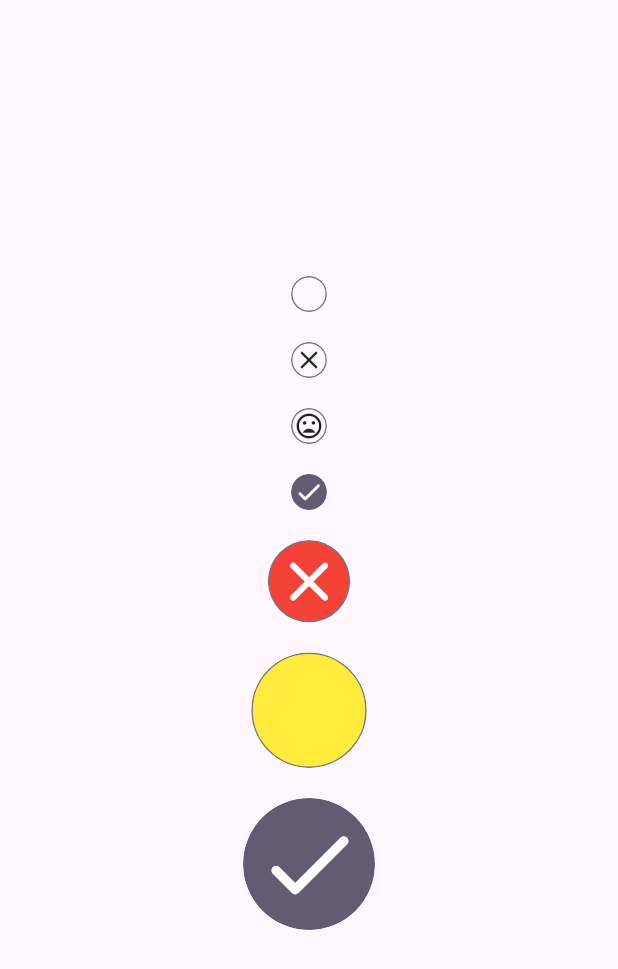
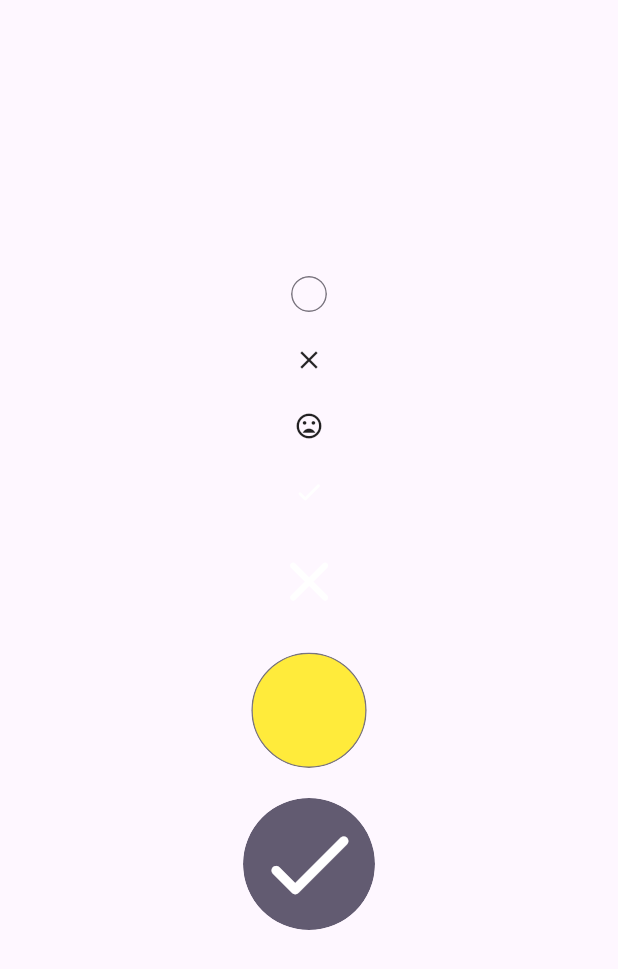
Before and after one commit to ziqq/flutter_check_box_rounded, a Flutter app: the screen it shows after launch, on a phone screen of 412 x 824 dp. Shown: the top 969 px of the screen. Run offline on Flutter 3.47's test engine with Material 3 defaults, Android fonts, the phone set to English and light mode, and no system bars.

Commit message:
feat(3.3.0): added `useDecoration`

```diff
--- a/lib/src/check_box_rounded.dart
+++ b/lib/src/check_box_rounded.dart
@@ -4,6 +4,7 @@ import 'package:flutter/material.dart';
 
 /// {@template check_box_rounded}
 /// CheckBoxRounded widget.
+///
 /// Widget that draw a beautiful checkbox rounded.
 /// Provided with animation if wanted.
 /// {@endtemplate}
@@ -62,32 +63,32 @@ class CheckBoxRounded extends StatefulWidget {
   State<CheckBoxRounded> createState() => _CheckBoxRoundedState();
 }
 
+/// State of the [CheckBoxRounded].
 class _CheckBoxRoundedState extends State<CheckBoxRounded> {
   bool _isChecked = false;
 
   @override
   void initState() {
     super.initState();
+    if (widget.isChecked != null) _isChecked = widget.isChecked ?? false;
+  }
 
-    if (widget.isChecked != null) {
-      _isChecked = widget.isChecked ?? false;
+  @override
+  void didUpdateWidget(covariant CheckBoxRounded oldWidget) {
+    super.didUpdateWidget(oldWidget);
+    if (widget.isChecked != null && oldWidget.isChecked != widget.isChecked) {
+      _isChecked = widget.isChecked!;
     }
   }
 
   @override
-  void didUpdateWidget(covariant CheckBoxRounded oldWidget) {
-    if (widget.isChecked != null && oldWidget.isChecked != widget.isChecked) {
-      _isChecked = widget.isChecked!;
-    }
-    super.didUpdateWidget(oldWidget);
-  }
-
-  @override
   Widget build(BuildContext context) {
-    assert(debugCheckHasMaterial(context));
+    assert(
+      debugCheckHasMaterial(context),
+      'A Material widget is required to draw a checkbox',
+    );
 
     final ThemeData themeData = Theme.of(context);
-
     final double effectiveIconSize = widget.size ?? 24.0;
 
     final Color effectiveBorderColor =
@@ -99,7 +100,7 @@ class _CheckBoxRoundedState extends State<CheckBoxRounded> {
     final Color effectiveUncheckedColor =
         widget.uncheckedColor ?? themeData.scaffoldBackgroundColor;
 
-    final effectiveAnimationDuration =
+    final Duration effectiveAnimationDuration =
         widget.animationDuration ?? const Duration(milliseconds: 100);
 
     final Widget checkedWidget = widget.checkedWidget ??
@@ -113,20 +114,27 @@ class _CheckBoxRoundedState extends State<CheckBoxRounded> {
         ? SizedBox(child: widget.uncheckedWidget)
         : const SizedBox.shrink();
 
+    final bool useDecoration =
+        widget.checkedWidget == null && widget.uncheckedWidget == null;
+
     final Widget child = ClipRRect(
       borderRadius: const BorderRadius.all(Radius.circular(100)),
       child: AnimatedContainer(
         duration: effectiveAnimationDuration,
         width: effectiveIconSize,
         height: effectiveIconSize,
-        decoration: BoxDecoration(
-          border: Border.all(
-            width: widget.borderWidth,
-            color: _isChecked ? Colors.transparent : effectiveBorderColor,
-          ),
-          borderRadius: const BorderRadius.all(Radius.circular(100)),
-          color: _isChecked ? effectiveCheckedColor : effectiveUncheckedColor,
-        ),
+        decoration: useDecoration
+            ? BoxDecoration(
+                border: Border.all(
+                  width: widget.borderWidth,
+                  color: _isChecked ? Colors.transparent : effectiveBorderColor,
+                ),
+                borderRadius: const BorderRadius.all(Radius.circular(100)),
+                color: _isChecked
+                    ? effectiveCheckedColor
+                    : effectiveUncheckedColor,
+              )
+            : null,
         child: _isChecked ? checkedWidget : uncheckedWidget,
       ),
     );
```
